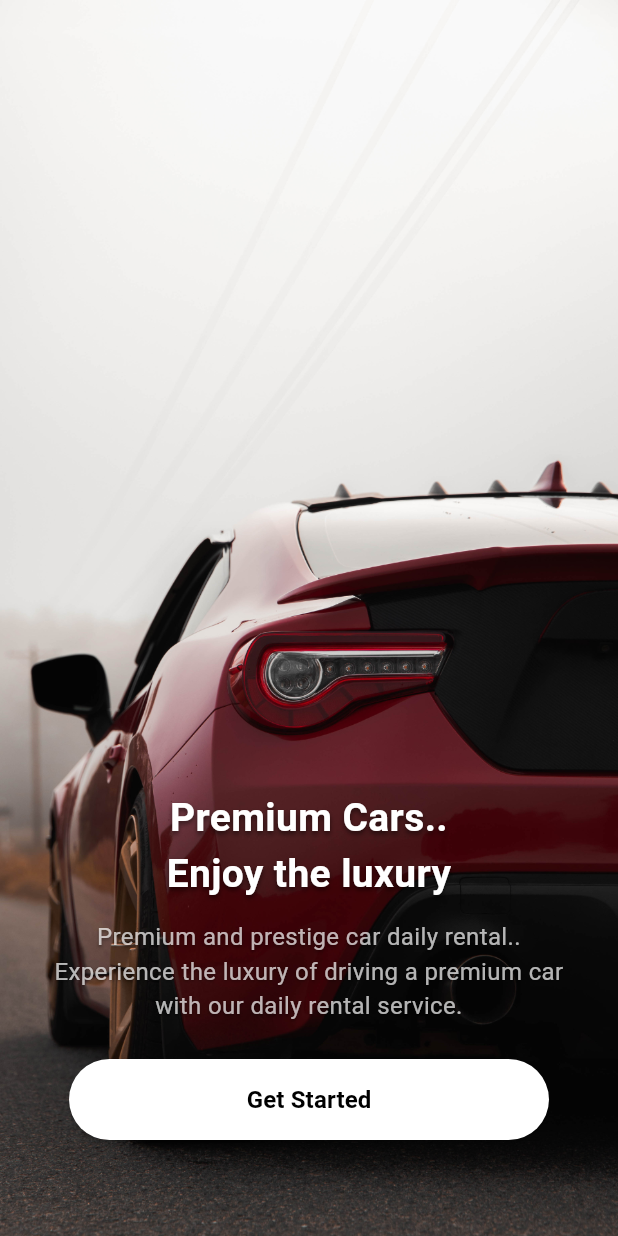
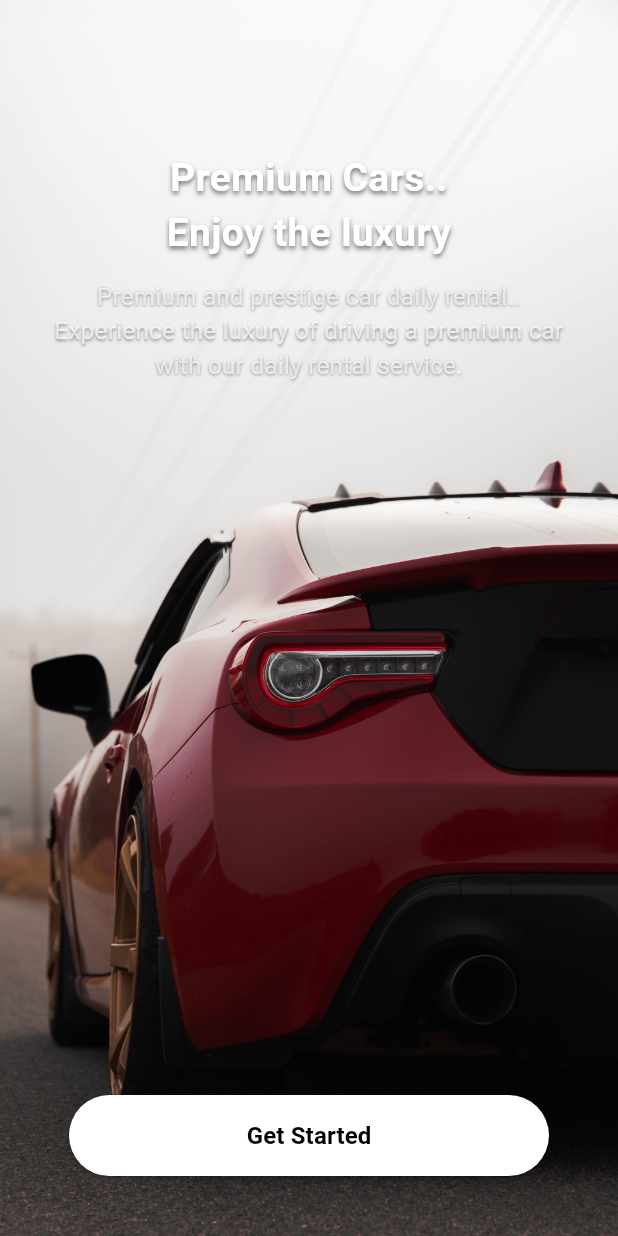
Before and after one commit to ChaminduWn/Car_Rental, a Flutter app: the screen it shows after launch, on a phone screen of 412 x 824 dp. Run offline on Flutter 3.47's test engine with Material 3 defaults, Android fonts, the light colour scheme and no system bars; our stand-ins replace cloud_firestore, firebase_core; accounts and stored records are empty.

Commit message:
change the onboard page view with alignments

```diff
--- a/lib/onboarding_page.dart
+++ b/lib/onboarding_page.dart
@@ -15,20 +15,20 @@ class OnboardingPage extends StatelessWidget {
               fit: BoxFit.cover,
             ),
           ),
-          // Overlay content
-          Container(
-            padding: const EdgeInsets.all(24.0),
-            alignment: Alignment.bottomCenter,
+
+          // Top-aligned Text
+          Align(
+            alignment: Alignment.topCenter,
+            child: Padding(
+              padding: const EdgeInsets.only(top: 100, left: 24, right: 24),
               child: Column(
-              mainAxisAlignment: MainAxisAlignment.end,
-              crossAxisAlignment: CrossAxisAlignment.center,
                 mainAxisSize: MainAxisSize.min,
-              children: [
-                const Text(
+                children: const [
+                  Text(
                     'Premium Cars..\nEnjoy the luxury',
                     textAlign: TextAlign.center,
                     style: TextStyle(
-                    color: Colors.white, // White for better contrast
+                      color: Colors.white,
                       fontSize: 26,
                       fontWeight: FontWeight.bold,
                       shadows: [
@@ -40,8 +40,8 @@ class OnboardingPage extends StatelessWidget {
                       ],
                     ),
                   ),
-                const SizedBox(height: 12),
-                const Text(
+                  SizedBox(height: 12),
+                  Text(
                     'Premium and prestige car daily rental..\nExperience the luxury of driving a premium car with our daily rental service.',
                     textAlign: TextAlign.center,
                     style: TextStyle(
@@ -56,13 +56,22 @@ class OnboardingPage extends StatelessWidget {
                       ],
                     ),
                   ),
-                const SizedBox(height: 24),
-                SizedBox(
+                ],
+              ),
+            ),
+          ),
+
+          // Bottom-aligned Button
+          Align(
+            alignment: Alignment.bottomCenter,
+            child: Padding(
+              padding: const EdgeInsets.only(bottom: 40),
+              child: SizedBox(
                 width: 320,
                 height: 54,
                 child: ElevatedButton(
                   onPressed: () {
-                      // Navigate or action
+                    // Action or navigation
                   },
                   style: ElevatedButton.styleFrom(
                     foregroundColor: Colors.black,
@@ -77,8 +86,6 @@ class OnboardingPage extends StatelessWidget {
                   ),
                 ),
               ),
-                const SizedBox(height: 40),
-              ],
             ),
           ),
         ],
```
Lines whose indentation alone changed are shown as unchanged.
